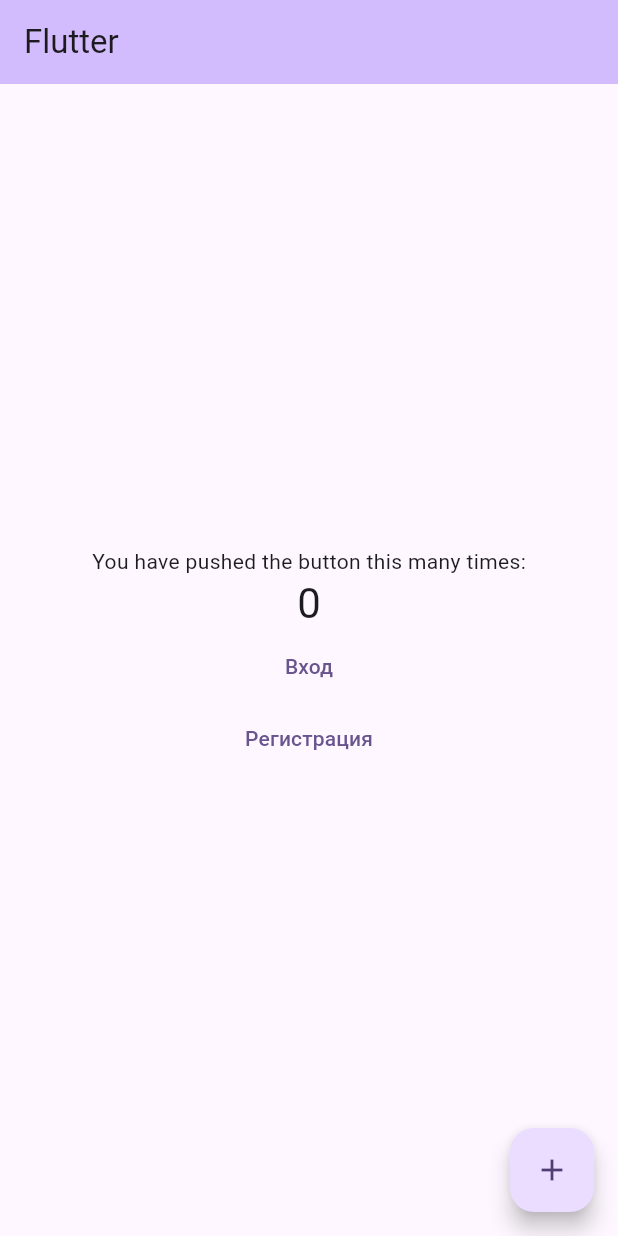
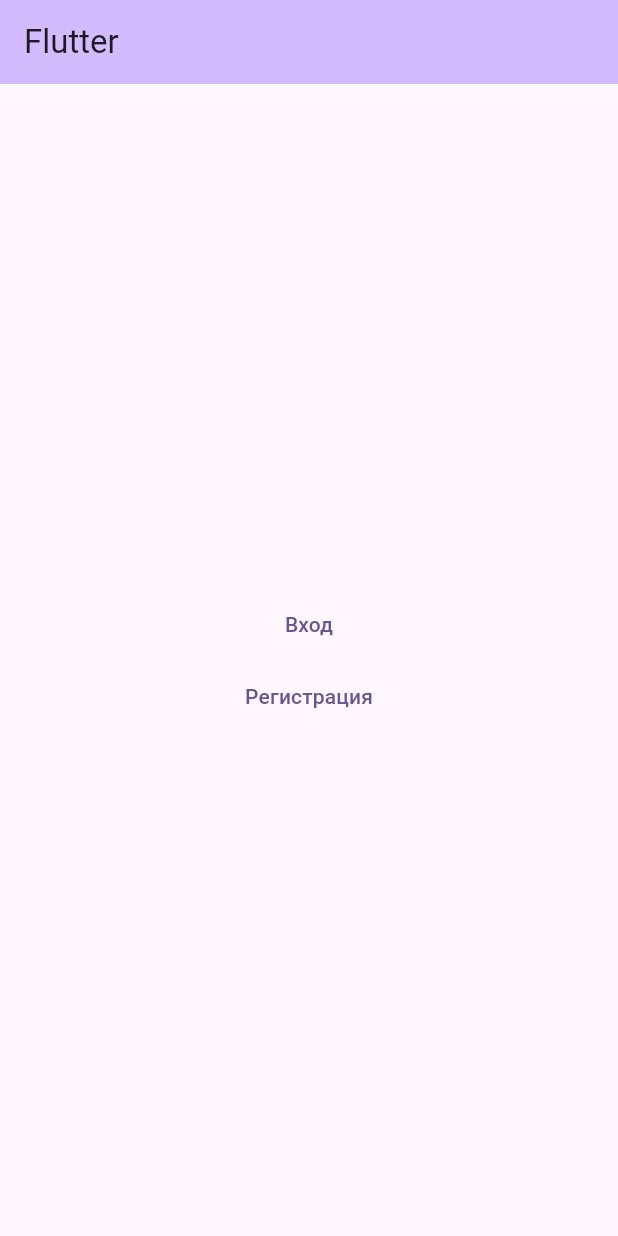
Before and after one commit to le-vitalique/lab9, a Flutter app: the screen it shows after launch, on a phone screen of 412 x 824 dp. Run offline on Flutter 3.47's test engine with Material 3 defaults, Android fonts, the phone set to English and light mode, and no system bars; our stand-ins replace email_validator.

Commit message:
update lib/main.dart

```diff
--- a/lib/main.dart
+++ b/lib/main.dart
@@ -62,18 +62,7 @@ class MyHomePage extends StatefulWidget {
 }
 
 class _MyHomePageState extends State<MyHomePage> {
-  int _counter = 0;
 
-  void _incrementCounter() {
-    setState(() {
-      // This call to setState tells the Flutter framework that something has
-      // changed in this State, which causes it to rerun the build method below
-      // so that the display can reflect the updated values. If we changed
-      // _counter without calling setState(), then the build method would not be
-      // called again, and so nothing would appear to happen.
-      _counter++;
-    });
-  }
 
   @override
   Widget build(BuildContext context) {
@@ -112,13 +101,6 @@ class _MyHomePageState extends State<MyHomePage> {
           // wireframe for each widget.
           mainAxisAlignment: MainAxisAlignment.center,
           children: <Widget>[
-            const Text(
-              'You have pushed the button this many times:',
-            ),
-            Text(
-              '$_counter',
-              style: Theme.of(context).textTheme.headlineMedium,
-            ),
             TextButton(
               child: const Text('Вход'),
               onPressed: () {
@@ -134,11 +116,7 @@ class _MyHomePageState extends State<MyHomePage> {
           ],
         ),
       ),
-      floatingActionButton: FloatingActionButton(
-        onPressed: _incrementCounter,
-        tooltip: 'Increment',
-        child: const Icon(Icons.add),
-      ), // This trailing comma makes auto-formatting nicer for build methods.
+      // This trailing comma makes auto-formatting nicer for build methods.
     );
   }
 }
```
